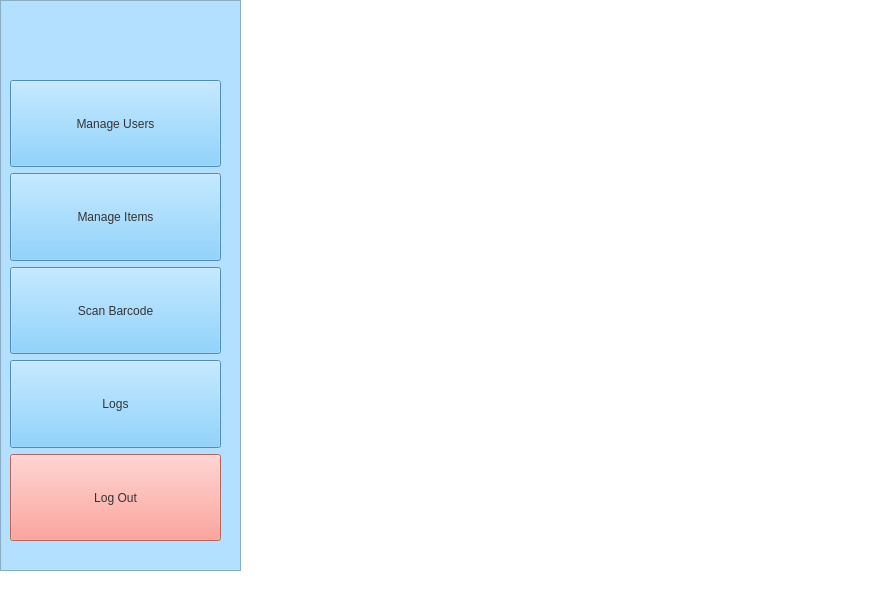
Above: Ui/Management_Window.ui from Youki27/LNHS-Inventory-System before the change. Below: the same form after it.
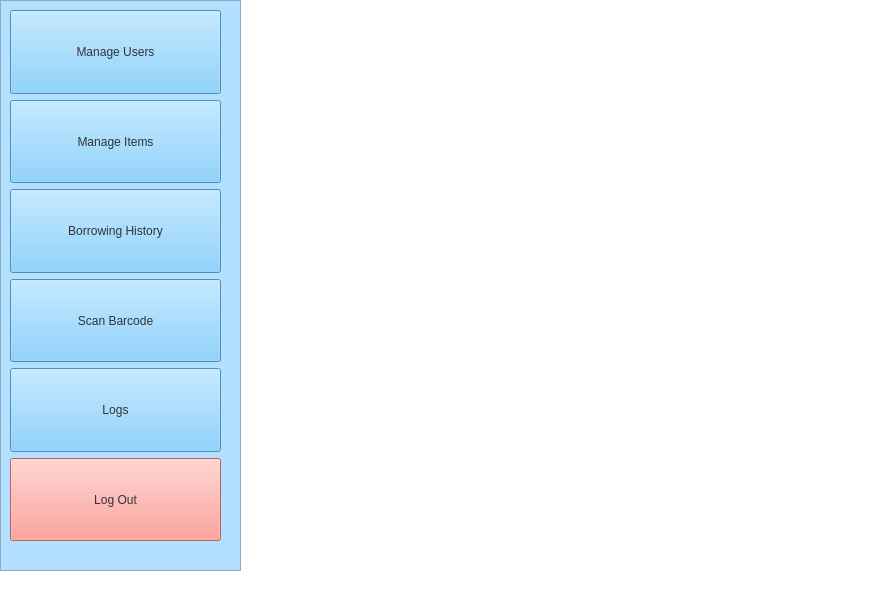
That is the form after the change. Icons and pictures are not drawn.

```diff
--- a/Ui/Management_Window.ui
+++ b/Ui/Management_Window.ui
@@ -243,9 +243,9 @@
      <property name="geometry">
       <rect>
        <x>10</x>
-       <y>80</y>
+       <y>10</y>
        <width>211</width>
-       <height>461</height>
+       <height>531</height>
       </rect>
      </property>
      <layout class="QVBoxLayout" name="verticalLayout">
@@ -682,6 +682,221 @@
         </property>
        </widget>
       </item>
+      <item>
+       <widget class="QPushButton" name="borrow_history">
+        <property name="sizePolicy">
+         <sizepolicy hsizetype="Minimum" vsizetype="Expanding">
+          <horstretch>0</horstretch>
+          <verstretch>0</verstretch>
+         </sizepolicy>
+        </property>
+        <property name="palette">
+         <palette>
+          <active>
+           <colorrole role="WindowText">
+            <brush brushstyle="SolidPattern">
+             <color alpha="255">
+              <red>51</red>
+              <green>51</green>
+              <blue>51</blue>
+             </color>
+            </brush>
+           </colorrole>
+           <colorrole role="Button">
+            <brush brushstyle="SolidPattern">
+             <color alpha="255">
+              <red>110</red>
+              <green>198</green>
+              <blue>255</blue>
+             </color>
+            </brush>
+           </colorrole>
+           <colorrole role="Text">
+            <brush brushstyle="SolidPattern">
+             <color alpha="255">
+              <red>51</red>
+              <green>51</green>
+              <blue>51</blue>
+             </color>
+            </brush>
+           </colorrole>
+           <colorrole role="ButtonText">
+            <brush brushstyle="SolidPattern">
+             <color alpha="255">
+              <red>51</red>
+              <green>51</green>
+              <blue>51</blue>
+             </color>
+            </brush>
+           </colorrole>
+           <colorrole role="Base">
+            <brush brushstyle="SolidPattern">
+             <color alpha="255">
+              <red>110</red>
+              <green>198</green>
+              <blue>255</blue>
+             </color>
+            </brush>
+           </colorrole>
+           <colorrole role="Window">
+            <brush brushstyle="SolidPattern">
+             <color alpha="255">
+              <red>110</red>
+              <green>198</green>
+              <blue>255</blue>
+             </color>
+            </brush>
+           </colorrole>
+           <colorrole role="PlaceholderText">
+            <brush brushstyle="SolidPattern">
+             <color alpha="128">
+              <red>51</red>
+              <green>51</green>
+              <blue>51</blue>
+             </color>
+            </brush>
+           </colorrole>
+          </active>
+          <inactive>
+           <colorrole role="WindowText">
+            <brush brushstyle="SolidPattern">
+             <color alpha="255">
+              <red>51</red>
+              <green>51</green>
+              <blue>51</blue>
+             </color>
+            </brush>
+           </colorrole>
+           <colorrole role="Button">
+            <brush brushstyle="SolidPattern">
+             <color alpha="255">
+              <red>110</red>
+              <green>198</green>
+              <blue>255</blue>
+             </color>
+            </brush>
+           </colorrole>
+           <colorrole role="Text">
+            <brush brushstyle="SolidPattern">
+             <color alpha="255">
+              <red>51</red>
+              <green>51</green>
+              <blue>51</blue>
+             </color>
+            </brush>
+           </colorrole>
+           <colorrole role="ButtonText">
+            <brush brushstyle="SolidPattern">
+             <color alpha="255">
+              <red>51</red>
+              <green>51</green>
+              <blue>51</blue>
+             </color>
+            </brush>
+           </colorrole>
+           <colorrole role="Base">
+            <brush brushstyle="SolidPattern">
+             <color alpha="255">
+              <red>110</red>
+              <green>198</green>
+              <blue>255</blue>
+             </color>
+            </brush>
+           </colorrole>
+           <colorrole role="Window">
+            <brush brushstyle="SolidPattern">
+             <color alpha="255">
+              <red>110</red>
+              <green>198</green>
+              <blue>255</blue>
+             </color>
+            </brush>
+           </colorrole>
+           <colorrole role="PlaceholderText">
+            <brush brushstyle="SolidPattern">
+             <color alpha="128">
+              <red>51</red>
+              <green>51</green>
+              <blue>51</blue>
+             </color>
+            </brush>
+           </colorrole>
+          </inactive>
+          <disabled>
+           <colorrole role="WindowText">
+            <brush brushstyle="SolidPattern">
+             <color alpha="255">
+              <red>51</red>
+              <green>51</green>
+              <blue>51</blue>
+             </color>
+            </brush>
+           </colorrole>
+           <colorrole role="Button">
+            <brush brushstyle="SolidPattern">
+             <color alpha="255">
+              <red>110</red>
+              <green>198</green>
+              <blue>255</blue>
+             </color>
+            </brush>
+           </colorrole>
+           <colorrole role="Text">
+            <brush brushstyle="SolidPattern">
+             <color alpha="255">
+              <red>51</red>
+              <green>51</green>
+              <blue>51</blue>
+             </color>
+            </brush>
+           </colorrole>
+           <colorrole role="ButtonText">
+            <brush brushstyle="SolidPattern">
+             <color alpha="255">
+              <red>51</red>
+              <green>51</green>
+              <blue>51</blue>
+             </color>
+            </brush>
+           </colorrole>
+           <colorrole role="Base">
+            <brush brushstyle="SolidPattern">
+             <color alpha="255">
+              <red>110</red>
+              <green>198</green>
+              <blue>255</blue>
+             </color>
+            </brush>
+           </colorrole>
+           <colorrole role="Window">
+            <brush brushstyle="SolidPattern">
+             <color alpha="255">
+              <red>110</red>
+              <green>198</green>
+              <blue>255</blue>
+             </color>
+            </brush>
+           </colorrole>
+           <colorrole role="PlaceholderText">
+            <brush brushstyle="SolidPattern">
+             <color alpha="128">
+              <red>51</red>
+              <green>51</green>
+              <blue>51</blue>
+             </color>
+            </brush>
+           </colorrole>
+          </disabled>
+         </palette>
+        </property>
+        <property name="styleSheet">
+         <string notr="true">background-color:#6EC6FF;</string>
+        </property>
+        <property name="text">
+         <string>Borrowing History</string>
+        </property>
+       </widget>
+      </item>
       <item>
        <widget class="QPushButton" name="barcode_button">
         <property name="sizePolicy">
```
